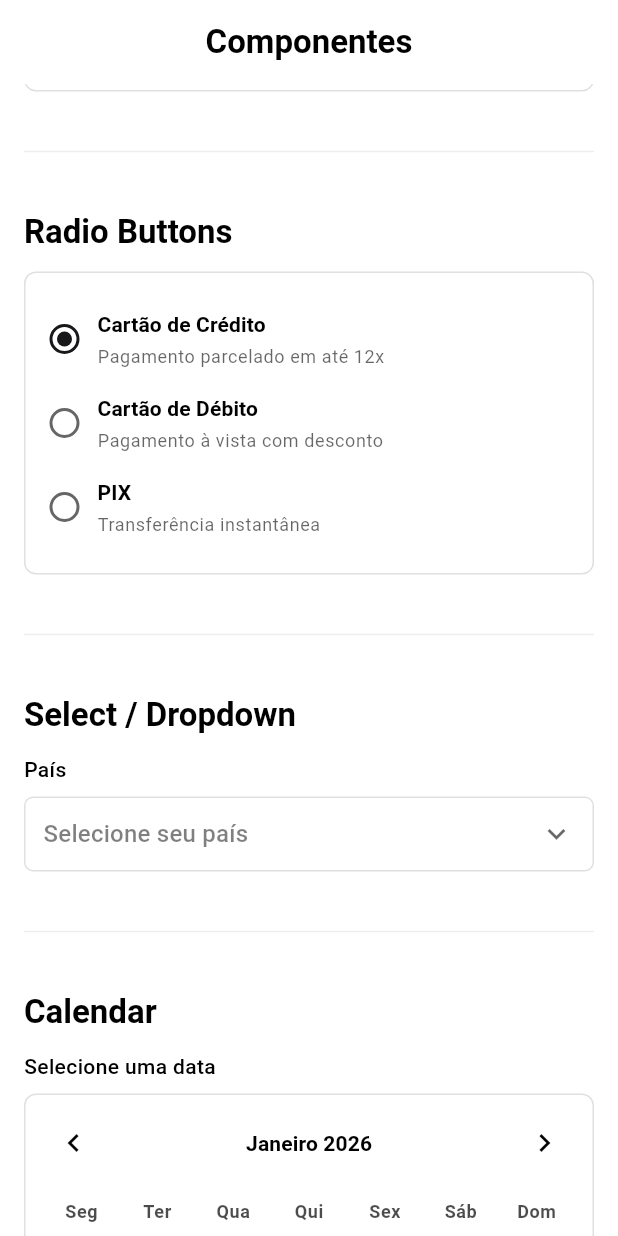
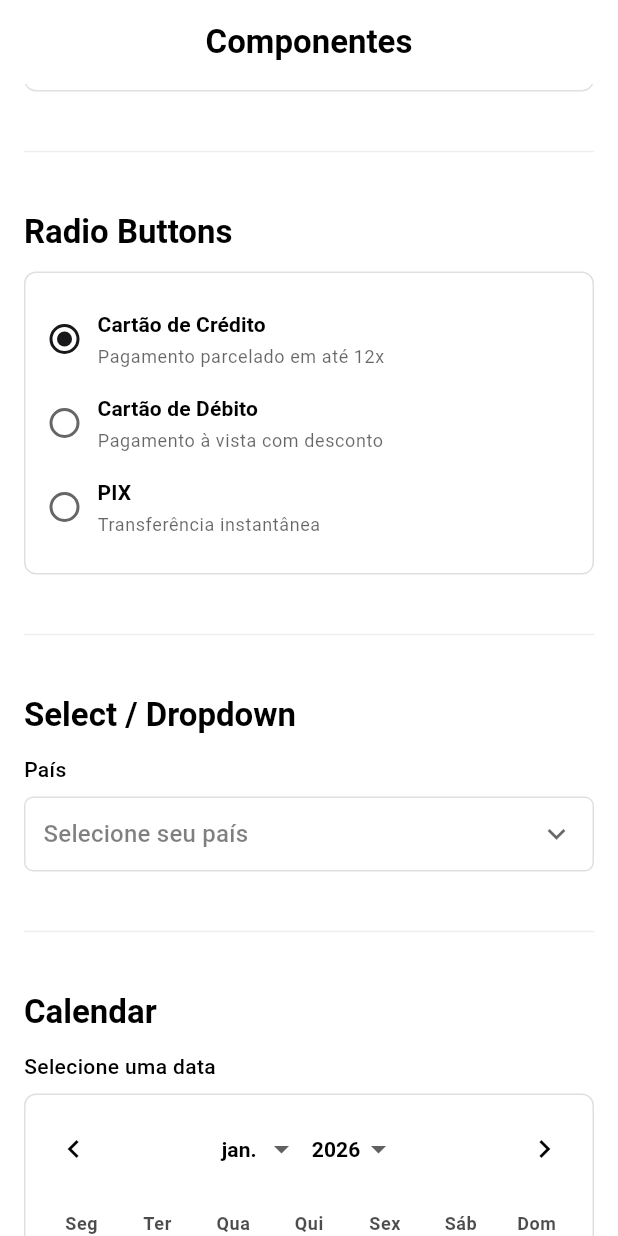
Before and after one commit to carlosxfelipe/go-router-template, a Flutter app: the ComponentsScreen screen opened by its route, scrolled down 3456 dp, after a tap on the "chevron left" icon, on a phone screen of 412 x 824 dp. Run offline on Flutter 3.47's test engine with Material 3 defaults, Android fonts, the phone set to English and light mode, and no system bars; our stand-ins replace go_router.

Commit message:
feat: Enhance calendar with month/year dropdowns and range checks, expand tooltip arrow alignment options, and refactor chip selection logic.

```diff
--- a/lib/screens/components_screen.dart
+++ b/lib/screens/components_screen.dart
@@ -9,6 +9,15 @@ class ComponentsScreen extends StatefulWidget {
 }
 
 class _ComponentsScreenState extends State<ComponentsScreen> {
+  static const List<String> _allTags = [
+    'Flutter',
+    'Dart',
+    'Mobile',
+    'Web',
+    'Desktop',
+    'Backend',
+  ];
+
   final TextEditingController _nameController = TextEditingController();
   final TextEditingController _emailController = TextEditingController();
   String? _emailError;
@@ -342,7 +351,7 @@ class _ComponentsScreenState extends State<ComponentsScreen> {
                   ),
                   CustomTooltip(
                     message: 'Este é um tooltip customizado',
-                    arrowAlignment: TooltipArrowAlignment.right,
+                    arrowAlignment: TooltipArrowAlignment.centerRight,
                     child: Icon(
                       Icons.info_outline,
                       size: 22,
@@ -870,14 +879,14 @@ class _ComponentsScreenState extends State<ComponentsScreen> {
             Wrap(
               spacing: 8,
               runSpacing: 8,
-              children: ['Mobile', 'Web', 'Desktop', 'Backend']
+              children: _allTags
                   .where((tag) => !_selectedTags.contains(tag))
                   .map(
                     (tag) => CustomChip(
                       label: tag,
                       selected: false,
                       onSelected: (selected) {
-                        if (selected) {
+                        if (selected && !_selectedTags.contains(tag)) {
                           setState(() => _selectedTags.add(tag));
                         }
                       },
--- a/lib/widgets/feedback/tooltip.dart
+++ b/lib/widgets/feedback/tooltip.dart
@@ -1,6 +1,6 @@
 import 'package:flutter/material.dart';
 
-enum TooltipArrowAlignment { left, center, right }
+enum TooltipArrowAlignment { left, centerLeft, center, centerRight, right }
 
 class CustomTooltip extends StatelessWidget {
   const CustomTooltip({
@@ -124,10 +124,21 @@ class _TooltipBubbleShape extends ShapeBorder {
     }
 
     final edgePadding = borderRadius + (arrowWidth / 2) + 4;
+    final minX = bodyRect.left + edgePadding;
+    final maxX = bodyRect.right - edgePadding;
+
+    double positionAt(double factor) {
+      return (bodyRect.left + (bodyRect.width * factor))
+          .clamp(minX, maxX)
+          .toDouble();
+    }
+
     final centerX = switch (arrowAlignment) {
-      TooltipArrowAlignment.left => bodyRect.left + edgePadding,
+      TooltipArrowAlignment.left => minX,
+      TooltipArrowAlignment.centerLeft => positionAt(0.35),
       TooltipArrowAlignment.center => bodyRect.center.dx,
-      TooltipArrowAlignment.right => bodyRect.right - edgePadding,
+      TooltipArrowAlignment.centerRight => positionAt(0.65),
+      TooltipArrowAlignment.right => maxX,
     };
 
     if (arrowOnTop) {
--- a/lib/widgets/forms/calendar.dart
+++ b/lib/widgets/forms/calendar.dart
@@ -24,18 +24,18 @@ class CustomCalendar extends StatefulWidget {
 
 class _CustomCalendarState extends State<CustomCalendar> {
   static const List<String> _monthNames = [
-    'Janeiro',
-    'Fevereiro',
-    'Março',
-    'Abril',
-    'Maio',
-    'Junho',
-    'Julho',
-    'Agosto',
-    'Setembro',
-    'Outubro',
-    'Novembro',
-    'Dezembro',
+    'jan.',
+    'fev.',
+    'mar.',
+    'abr.',
+    'mai.',
+    'jun.',
+    'jul.',
+    'ago.',
+    'set.',
+    'out.',
+    'nov.',
+    'dez.',
   ];
 
   static const List<String> _weekdays = [
@@ -50,6 +50,22 @@ class _CustomCalendarState extends State<CustomCalendar> {
 
   late DateTime _displayedMonth;
   DateTime? _selectedDate;
+
+  DateTime? get _firstMonth {
+    final firstDate = _normalizeNullableDate(widget.firstDate);
+    if (firstDate == null) {
+      return null;
+    }
+    return DateTime(firstDate.year, firstDate.month);
+  }
+
+  DateTime? get _lastMonth {
+    final lastDate = _normalizeNullableDate(widget.lastDate);
+    if (lastDate == null) {
+      return null;
+    }
+    return DateTime(lastDate.year, lastDate.month);
+  }
 
   DateTime get _today {
     final now = DateTime.now();
@@ -94,31 +110,70 @@ class _CustomCalendarState extends State<CustomCalendar> {
     return true;
   }
 
-  void _changeMonth(int delta) {
-    final candidate = DateTime(
-      _displayedMonth.year,
-      _displayedMonth.month + delta,
+  bool _isMonthInRange(DateTime month) {
+    final normalizedMonth = DateTime(month.year, month.month);
+    final firstMonth = _firstMonth;
+    final lastMonth = _lastMonth;
+
+    if (firstMonth != null && normalizedMonth.isBefore(firstMonth)) {
+      return false;
+    }
+    if (lastMonth != null && normalizedMonth.isAfter(lastMonth)) {
+      return false;
+    }
+    return true;
+  }
+
+  bool get _canGoPreviousMonth {
+    return _isMonthInRange(
+      DateTime(_displayedMonth.year, _displayedMonth.month - 1),
     );
-    final firstDate = _normalizeNullableDate(widget.firstDate);
-    final lastDate = _normalizeNullableDate(widget.lastDate);
+  }
 
-    if (firstDate != null) {
-      final firstMonth = DateTime(firstDate.year, firstDate.month);
-      if (candidate.isBefore(firstMonth)) {
-        return;
-      }
+  bool get _canGoNextMonth {
+    return _isMonthInRange(
+      DateTime(_displayedMonth.year, _displayedMonth.month + 1),
+    );
+  }
+
+  int get _minYear {
+    return _firstMonth?.year ?? (_displayedMonth.year - 50);
+  }
+
+  int get _maxYear {
+    return _lastMonth?.year ?? (_displayedMonth.year + 50);
+  }
+
+  List<int> get _availableYears {
+    if (_maxYear < _minYear) {
+      return [_displayedMonth.year];
     }
+    return List<int>.generate(
+      (_maxYear - _minYear) + 1,
+      (index) => _minYear + index,
+    );
+  }
 
-    if (lastDate != null) {
-      final lastMonth = DateTime(lastDate.year, lastDate.month);
-      if (candidate.isAfter(lastMonth)) {
-        return;
-      }
+  List<int> _availableMonthsForYear(int year) {
+    return List<int>.generate(
+      12,
+      (index) => index + 1,
+    ).where((month) => _isMonthInRange(DateTime(year, month))).toList();
+  }
+
+  void _setDisplayedMonth(int year, int month) {
+    final candidate = DateTime(year, month);
+    if (!_isMonthInRange(candidate)) {
+      return;
     }
 
     setState(() {
       _displayedMonth = candidate;
     });
+  }
+
+  void _changeMonth(int delta) {
+    _setDisplayedMonth(_displayedMonth.year, _displayedMonth.month + delta);
   }
 
   @override
@@ -170,18 +225,79 @@ class _CustomCalendarState extends State<CustomCalendar> {
                 mainAxisAlignment: MainAxisAlignment.spaceBetween,
                 children: [
                   IconButton(
-                    onPressed: () => _changeMonth(-1),
+                    onPressed: _canGoPreviousMonth
+                        ? () => _changeMonth(-1)
+                        : null,
                     icon: const Icon(Icons.chevron_left),
                     visualDensity: VisualDensity.compact,
                   ),
-                  Text(
-                    '${_monthNames[_displayedMonth.month - 1]} ${_displayedMonth.year}',
-                    style: theme.textTheme.titleSmall?.copyWith(
-                      fontWeight: FontWeight.w600,
-                    ),
+                  Row(
+                    mainAxisSize: MainAxisSize.min,
+                    children: [
+                      DropdownButtonHideUnderline(
+                        child: DropdownButton<int>(
+                          value: _displayedMonth.month,
+                          borderRadius: BorderRadius.circular(8),
+                          style: theme.textTheme.titleSmall?.copyWith(
+                            fontWeight: FontWeight.w600,
+                            color: theme.colorScheme.onSurface,
+                          ),
+                          items: _availableMonthsForYear(_displayedMonth.year)
+                              .map(
+                                (month) => DropdownMenuItem<int>(
+                                  value: month,
+                                  child: Text(_monthNames[month - 1]),
+                                ),
+                              )
+                              .toList(),
+                          onChanged: (month) {
+                            if (month == null) {
+                              return;
+                            }
+                            _setDisplayedMonth(_displayedMonth.year, month);
+                          },
+                        ),
+                      ),
+                      const SizedBox(width: 8),
+                      DropdownButtonHideUnderline(
+                        child: DropdownButton<int>(
+                          value: _displayedMonth.year,
+                          borderRadius: BorderRadius.circular(8),
+                          style: theme.textTheme.titleSmall?.copyWith(
+                            fontWeight: FontWeight.w600,
+                            color: theme.colorScheme.onSurface,
+                          ),
+                          items: _availableYears
+                              .map(
+                                (year) => DropdownMenuItem<int>(
+                                  value: year,
+                                  child: Text('$year'),
+                                ),
+                              )
+                              .toList(),
+                          onChanged: (year) {
+                            if (year == null) {
+                              return;
+                            }
+
+                            final months = _availableMonthsForYear(year);
+                            if (months.isEmpty) {
+                              return;
+                            }
+
+                            final targetMonth =
+                                months.contains(_displayedMonth.month)
+                                ? _displayedMonth.month
+                                : months.first;
+
+                            _setDisplayedMonth(year, targetMonth);
+                          },
+                        ),
+                      ),
+                    ],
                   ),
                   IconButton(
-                    onPressed: () => _changeMonth(1),
+                    onPressed: _canGoNextMonth ? () => _changeMonth(1) : null,
                     icon: const Icon(Icons.chevron_right),
                     visualDensity: VisualDensity.compact,
                   ),
```
